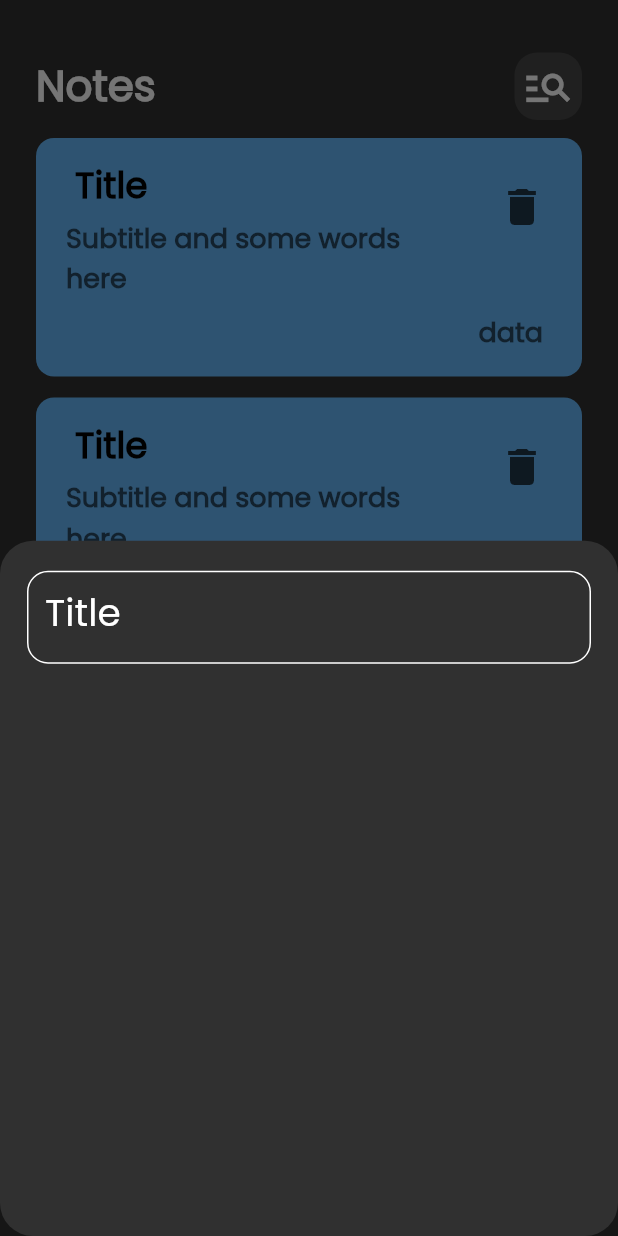
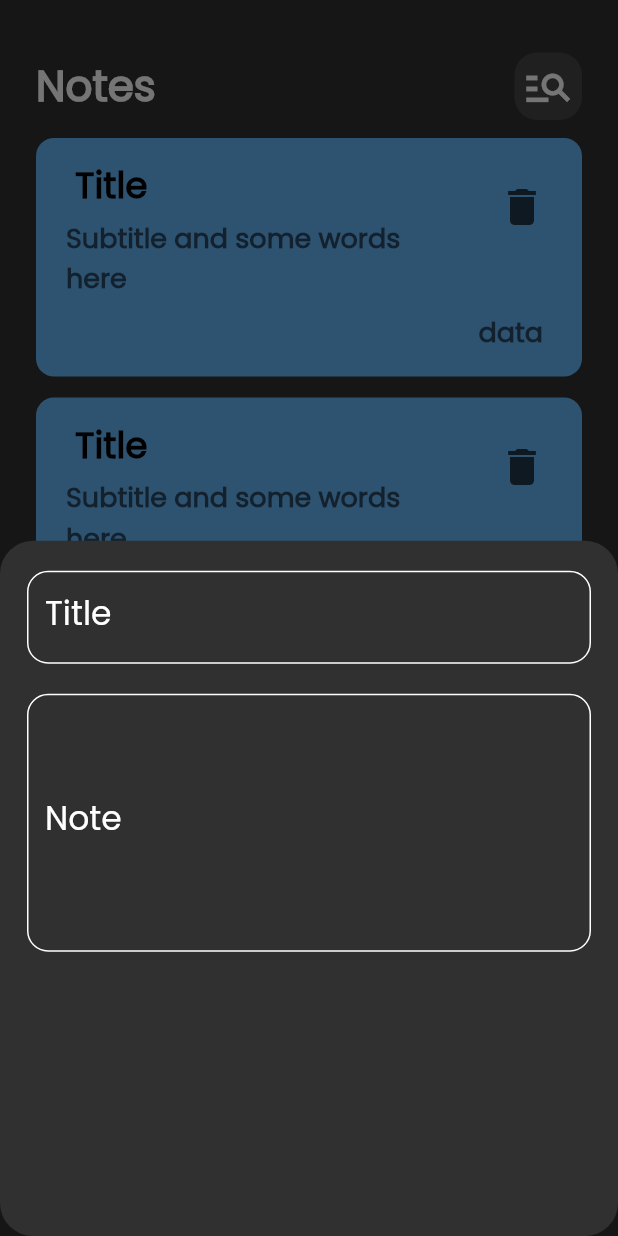
Before and after one commit to Ahmedmahmouddd/notes_app, a Flutter app: the screen it shows after launch, after a tap on the "add" icon, on a phone screen of 412 x 824 dp. Run offline on Flutter 3.47's test engine with Material 2 defaults, Android fonts, the phone set to English and light mode, and no system bars.

Commit message:
add fields to notes button sheet

```diff
--- a/lib/widgets/add_note_button_sheet.dart
+++ b/lib/widgets/add_note_button_sheet.dart
@@ -13,8 +13,10 @@ class AddNoteButtonSheet extends StatelessWidget {
         children: [
           Padding(
             padding: EdgeInsets.only(top: 20.0),
-            child: CustomTextField(),
+            child: CustomTextField(label: 'Title'),
           ),
+          SizedBox(height: 20),
+          CustomTextField(label: 'Note', maxLines: 6)
         ],
       ),
     );
--- a/lib/widgets/custom_text_field.dart
+++ b/lib/widgets/custom_text_field.dart
@@ -1,15 +1,19 @@
 import 'package:flutter/material.dart';
 
 class CustomTextField extends StatelessWidget {
-  const CustomTextField({super.key});
+  const CustomTextField({super.key, required this.label, this.maxLines = 1});
+
+  final String label;
+  final int maxLines;
 
   @override
   Widget build(BuildContext context) {
     return TextField(
+      maxLines: maxLines,
       cursorColor: Colors.white,
       decoration: InputDecoration(
-        label: const Text('Title'),
-        labelStyle: const TextStyle(color: Colors.white, fontSize: 25),
+        label: Text(label),
+        labelStyle: const TextStyle(color: Colors.white, fontSize: 22),
         border: buildBorder(),
         enabledBorder: buildBorder(),
         focusedBorder: buildBorder(),
```
